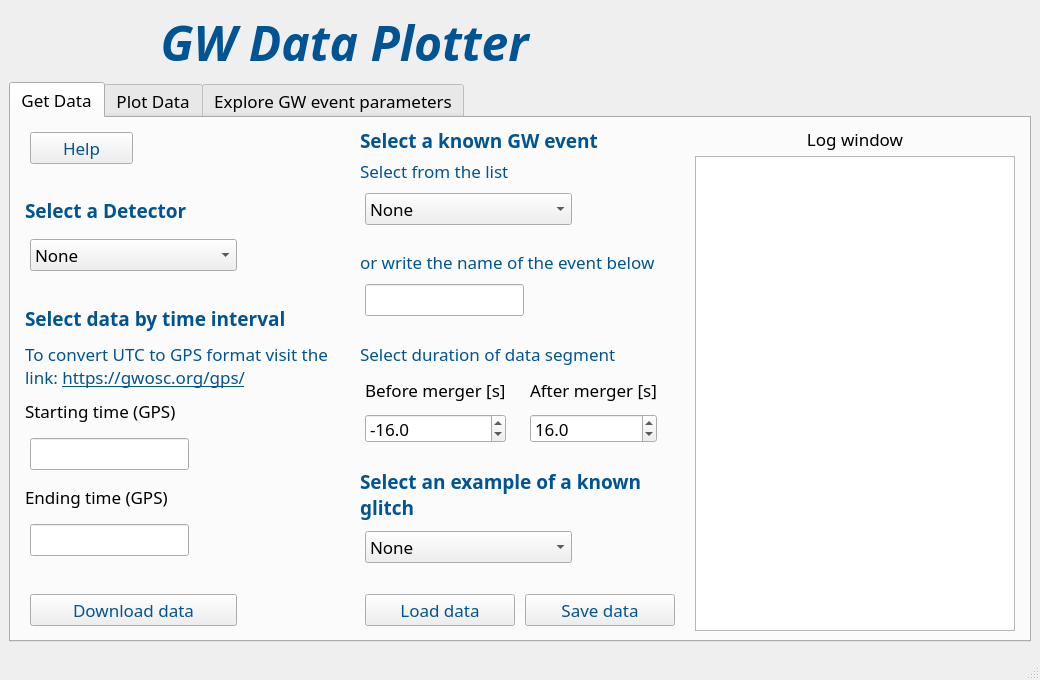
piosif/GW_Data_Plotter_test_doc_sphinx, file layout.ui: the form before one commit.
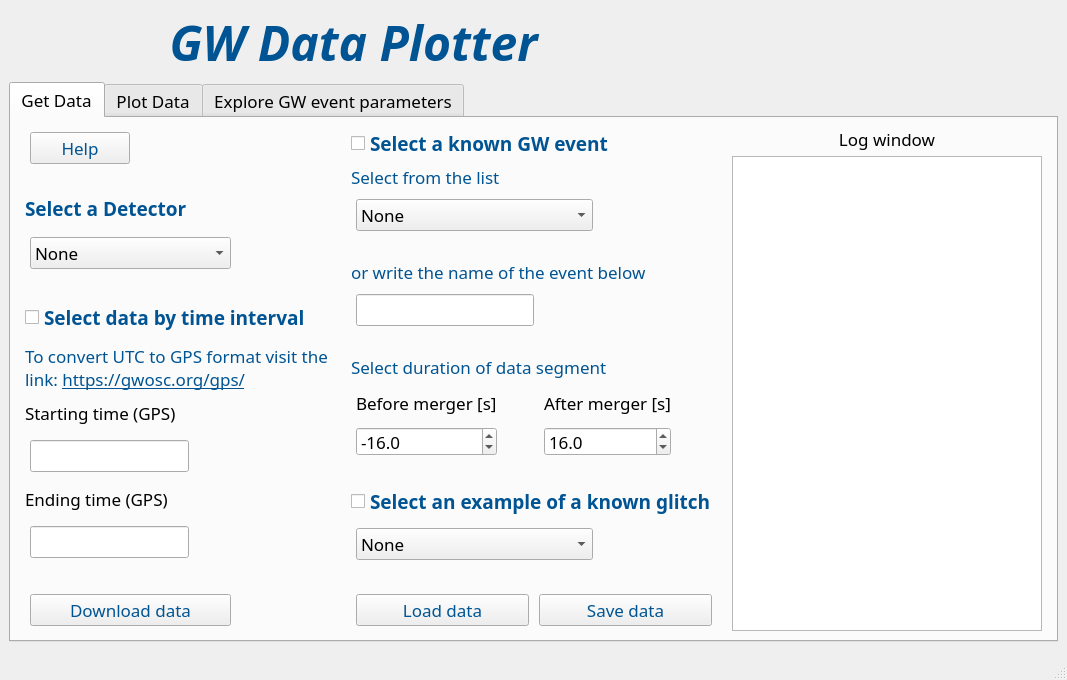
The form after the commit. Icons and pictures are not drawn.

Commit message: renamed layout files

The edit to the form file:
```diff
--- a/layout.ui
+++ b/layout.ui
@@ -6,7 +6,7 @@
    <rect>
     <x>0</x>
     <y>0</y>
-    <width>1040</width>
+    <width>1067</width>
     <height>680</height>
    </rect>
   </property>
@@ -288,13 +288,7 @@
              </spacer>
             </item>
             <item>
-             <widget class="QLabel" name="label_35">
-              <property name="minimumSize">
-               <size>
-                <width>300</width>
-                <height>0</height>
-               </size>
-              </property>
+             <widget class="QCheckBox" name="checkBox_GW_TimeInterval">
               <property name="font">
                <font>
                 <family>Montserrat</family>
@@ -302,15 +296,38 @@
                 <bold>true</bold>
                </font>
               </property>
+              <property name="toolTip">
+               <string>&lt;html&gt;&lt;head/&gt;&lt;body&gt;&lt;p&gt;&lt;span style=&quot; font-size:15px;&quot;&gt;Select this option to download data by specifying a GPS time interval.&lt;/span&gt;&lt;/p&gt;&lt;/body&gt;&lt;/html&gt;</string>
+              </property>
+              <property name="styleSheet">
+               <string notr="true">color: #005493</string>
+              </property>
               <property name="text">
-               <string>&lt;html&gt;&lt;head/&gt;&lt;body&gt;&lt;p&gt;&lt;span style=&quot; color:#005493;&quot;&gt;Select data by time interval&lt;/span&gt;&lt;/p&gt;&lt;/body&gt;&lt;/html&gt;</string>
+               <string>Select data by time interval</string>
               </property>
              </widget>
             </item>
             <item>
              <widget class="QLabel" name="label_8">
+              <property name="font">
+               <font>
+                <family>Montserrat</family>
+                <pointsize>13</pointsize>
+               </font>
+              </property>
+              <property name="styleSheet">
+               <string notr="true">QLabel {
+    color: #005493;  /* Blue color when enabled */
+}
+QLabel:disabled {
+    color: #A0A0A0;  /* Grey color when disabled */
+}
+QLabel:disabled a {
+    color: #A0A0A0;  /* Grey color for links when disabled */
+}</string>
+              </property>
               <property name="text">
-               <string>&lt;html&gt;&lt;head/&gt;&lt;body&gt;&lt;p&gt;&lt;span style=&quot; color:#005493;&quot;&gt;To convert UTC to GPS format visit the link: &lt;/span&gt;&lt;a href=&quot;https://gwosc.org/gps/&quot;&gt;&lt;span style=&quot; text-decoration: underline; color:#005493;&quot;&gt;https://gwosc.org/gps/&lt;/span&gt;&lt;/a&gt;&lt;/p&gt;&lt;/body&gt;&lt;/html&gt;</string>
+               <string>&lt;html&gt;&lt;head/&gt;&lt;body&gt;&lt;p&gt;To convert UTC to GPS format visit the link: &lt;a href=&quot;https://gwosc.org/gps/&quot;&gt;&lt;span style=&quot; text-decoration: underline; color:#005493;&quot;&gt;https://gwosc.org/gps/&lt;/span&gt;&lt;/a&gt;&lt;/p&gt;&lt;/body&gt;&lt;/html&gt;</string>
               </property>
               <property name="wordWrap">
                <bool>true</bool>
@@ -482,7 +499,7 @@
              <number>5</number>
             </property>
             <item>
-             <widget class="QLabel" name="label_12">
+             <widget class="QCheckBox" name="checkBox_knownGW">
               <property name="font">
                <font>
                 <family>Montserrat</family>
@@ -490,15 +507,35 @@
                 <bold>true</bold>
                </font>
               </property>
+              <property name="toolTip">
+               <string>&lt;html&gt;&lt;head/&gt;&lt;body&gt;&lt;p&gt;&lt;span style=&quot; font-size:15px;&quot;&gt;Select this option to download data by specifying the event name.&lt;/span&gt;&lt;/p&gt;&lt;/body&gt;&lt;/html&gt;</string>
+              </property>
+              <property name="styleSheet">
+               <string notr="true">color: #005493</string>
+              </property>
               <property name="text">
-               <string>&lt;html&gt;&lt;head/&gt;&lt;body&gt;&lt;p&gt;&lt;span style=&quot; color:#005493;&quot;&gt;Select a known GW event&lt;/span&gt;&lt;/p&gt;&lt;/body&gt;&lt;/html&gt;</string>
+               <string>Select a known GW event</string>
               </property>
              </widget>
             </item>
             <item>
              <widget class="QLabel" name="label_17">
+              <property name="font">
+               <font>
+                <family>Montserrat</family>
+                <pointsize>13</pointsize>
+               </font>
+              </property>
+              <property name="styleSheet">
+               <string notr="true">QLabel {
+    color: #005493;  /* Blue color when enabled */
+}
+QLabel:disabled {
+    color: #A0A0A0;  /* Grey color when disabled */
+}</string>
+              </property>
               <property name="text">
-               <string>&lt;html&gt;&lt;head/&gt;&lt;body&gt;&lt;p&gt;&lt;span style=&quot; color:#005493;&quot;&gt;Select from the list&lt;/span&gt;&lt;/p&gt;&lt;/body&gt;&lt;/html&gt;</string>
+               <string>Select from the list</string>
               </property>
              </widget>
             </item>
@@ -561,8 +598,22 @@
             </item>
             <item>
              <widget class="QLabel" name="label_18">
+              <property name="font">
+               <font>
+                <family>Montserrat</family>
+                <pointsize>13</pointsize>
+               </font>
+              </property>
+              <property name="styleSheet">
+               <string notr="true">QLabel {
+    color: #005493;  /* Blue color when enabled */
+}
+QLabel:disabled {
+    color: #A0A0A0;  /* Grey color when disabled */
+}</string>
+              </property>
               <property name="text">
-               <string>&lt;html&gt;&lt;head/&gt;&lt;body&gt;&lt;p&gt;&lt;span style=&quot; color:#005493;&quot;&gt;or write the name of the event below&lt;/span&gt;&lt;/p&gt;&lt;/body&gt;&lt;/html&gt;</string>
+               <string>or write the name of the event below</string>
               </property>
              </widget>
             </item>
@@ -622,8 +673,16 @@
                 <pointsize>13</pointsize>
                </font>
               </property>
+              <property name="styleSheet">
+               <string notr="true">QLabel {
+    color: #005493;  /* Blue color when enabled */
+}
+QLabel:disabled {
+    color: #A0A0A0;  /* Grey color when disabled */
+}</string>
+              </property>
               <property name="text">
-               <string>&lt;html&gt;&lt;head/&gt;&lt;body&gt;&lt;p&gt;&lt;span style=&quot;color:#005493;&quot;&gt;Select duration of data segment&lt;/span&gt;&lt;/p&gt;&lt;/body&gt;&lt;/html&gt;</string>
+               <string>Select duration of data segment</string>
               </property>
              </widget>
             </item>
@@ -791,13 +850,7 @@
              </spacer>
             </item>
             <item>
-             <widget class="QLabel" name="label_13">
-              <property name="minimumSize">
-               <size>
-                <width>300</width>
-                <height>0</height>
-               </size>
-              </property>
+             <widget class="QCheckBox" name="checkBox_knownGlitch">
               <property name="font">
                <font>
                 <family>Montserrat</family>
@@ -805,11 +858,14 @@
                 <bold>true</bold>
                </font>
               </property>
+              <property name="toolTip">
+               <string>&lt;html&gt;&lt;head/&gt;&lt;body&gt;&lt;p&gt;&lt;span style=&quot; font-size:15px;&quot;&gt;Select this option to download data for a known glitch.&lt;/span&gt;&lt;/p&gt;&lt;/body&gt;&lt;/html&gt;</string>
+              </property>
+              <property name="styleSheet">
+               <string notr="true">color: #005493</string>
+              </property>
               <property name="text">
-               <string>&lt;html&gt;&lt;head/&gt;&lt;body&gt;&lt;p&gt;&lt;span style=&quot; color:#005493;&quot;&gt;Select an example of a known glitch&lt;/span&gt;&lt;/p&gt;&lt;/body&gt;&lt;/html&gt;</string>
-              </property>
-              <property name="wordWrap">
-               <bool>true</bool>
+               <string>Select an example of a known glitch</string>
               </property>
              </widget>
             </item>
```
Left out of the diff: 576 changed lines with no effect on the pictures. The commit also changes 3 other files.
